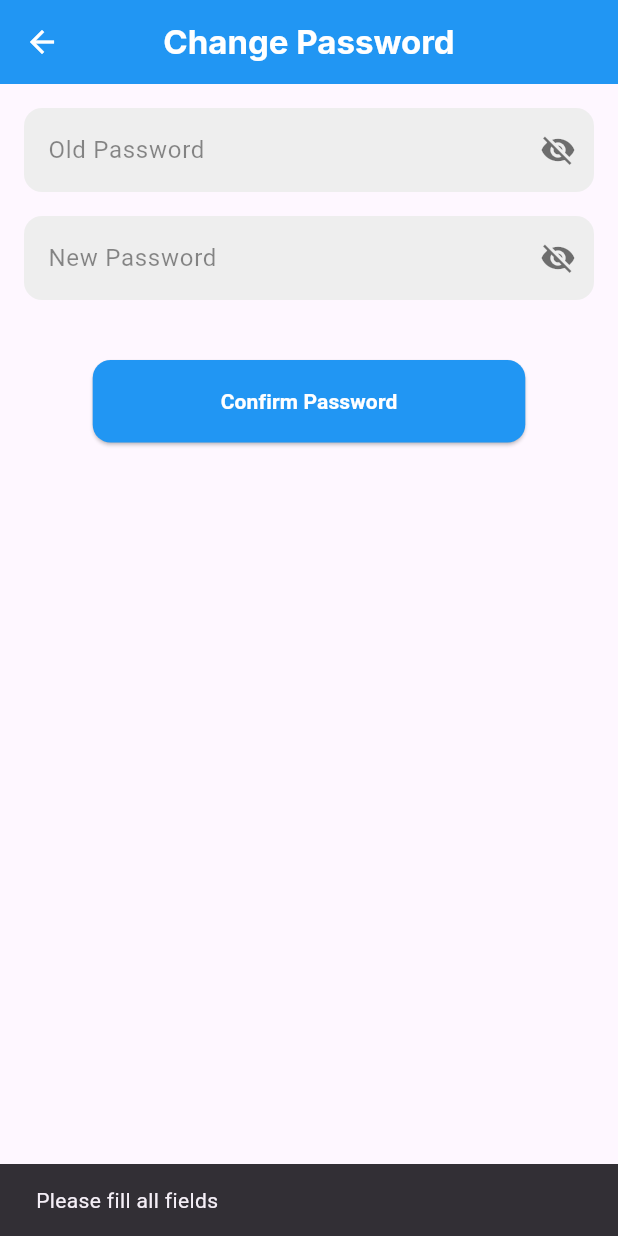
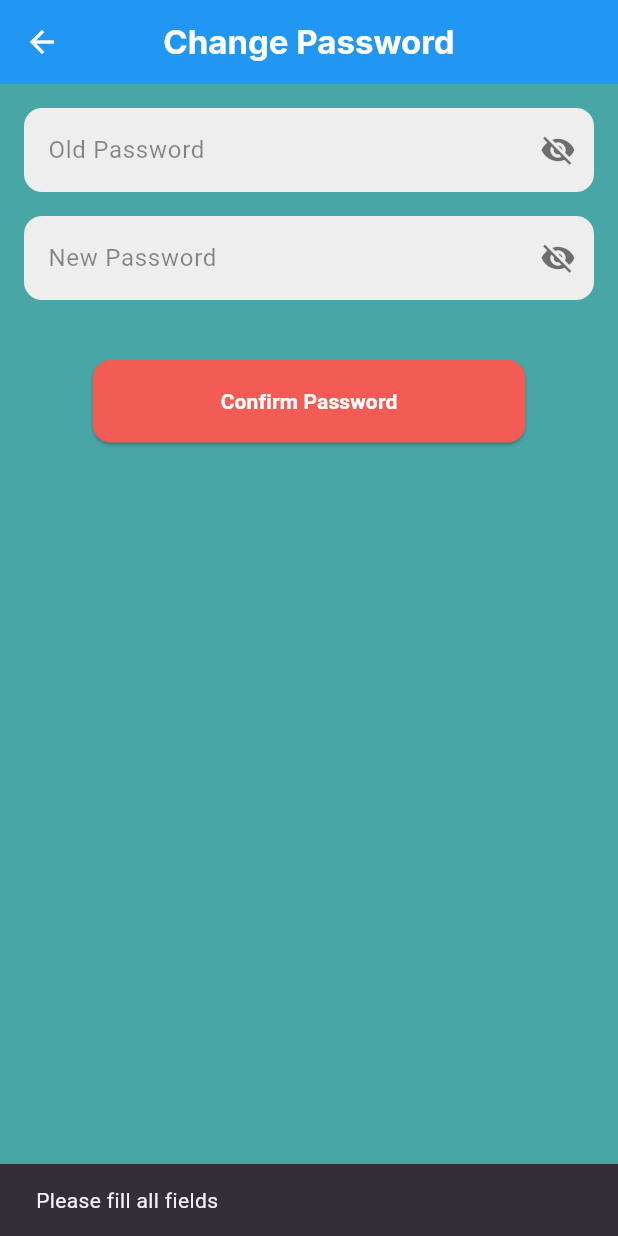
Before and after one commit to osos2511/Hatley-app, a Flutter app: the ChangePasswordPage screen opened by its route, after a tap on "Confirm Password", on a phone screen of 412 x 824 dp. Run offline on Flutter 3.47's test engine with Material 3 defaults, Android fonts, the phone set to English and light mode, and no system bars; our stand-ins replace animated_text_kit, dartz, dio, equatable, flutter_bloc, flutter_rating_bar and 11 more; missing offline and left inert: signalr_netcore; accounts and stored records are empty.

Commit message:
+update-my-app

```diff
--- a/lib/core/colors_manager.dart
+++ b/lib/core/colors_manager.dart
@@ -8,4 +8,6 @@ class ColorsManager {
   static const Color blue = Colors.blue;
   static const Color blackShadow = Colors.black26;
   static const Color black = Colors.black;
+  static const Color primaryColorApp =Color(0XFF48A6A7);
+  static const Color buttonColorApp = Color(0xffF25C54);
 }
--- a/lib/core/routes_manager.dart
+++ b/lib/core/routes_manager.dart
@@ -7,7 +7,7 @@ import 'package:hatley/presentation/screens/home/home_drawer/pages/all_tracking_
 import 'package:hatley/presentation/screens/home/make_orders/make_orders.dart';
 import 'package:hatley/presentation/screens/splash/splash.dart';
 import '../presentation/screens/auth/forgot_password.dart';
-import '../presentation/screens/auth/otp.dart';
+import '../presentation/screens/auth/verify_otp.dart';
 import '../presentation/screens/auth/reset_password.dart';
 import '../presentation/screens/auth/sign_in.dart';
 import '../presentation/screens/auth/sign_up.dart';
@@ -45,11 +45,11 @@ class RoutesManager {
         }
       case forgotPassRoute:
         {
-          return MaterialPageRoute(builder: (context) => EnterEmailOrPass());
+          return MaterialPageRoute(builder: (context) => ForgotPassword());
         }
       case otpRoute:
         {
-          return MaterialPageRoute(builder: (context) => Otp());
+          return MaterialPageRoute(builder: (context) => VerifyOtp());
         }
       case resetPassRoute:
         {
--- a/lib/main.dart
+++ b/lib/main.dart
@@ -1,6 +1,7 @@
 import 'package:flutter/material.dart';
 import 'package:flutter_bloc/flutter_bloc.dart';
 import 'package:flutter_screenutil/flutter_screenutil.dart';
+import 'package:hatley/core/colors_manager.dart';
 import 'package:hatley/presentation/cubit/feedback_cubit/feedback_cubit.dart';
 import 'package:hive_flutter/hive_flutter.dart';
 import 'package:path_provider/path_provider.dart';
@@ -65,6 +66,7 @@ class MyApp extends StatelessWidget {
           debugShowCheckedModeBanner: false,
           onGenerateRoute: RoutesManager.router,
           initialRoute: initialRoute,
+          theme: ThemeData(scaffoldBackgroundColor: ColorsManager.primaryColorApp),
         ),
       ),
     );
--- a/lib/presentation/screens/auth/sign_in.dart
+++ b/lib/presentation/screens/auth/sign_in.dart
@@ -2,14 +2,17 @@ import 'package:flutter/material.dart';
 import 'package:flutter_bloc/flutter_bloc.dart';
 import 'package:google_fonts/google_fonts.dart';
 import 'package:hatley/core/routes_manager.dart';
-import 'package:hatley/core/success_dialog.dart';
+import 'package:hatley/presentation/screens/auth/widgets/custom_auth_button.dart';
 import 'package:hatley/presentation/screens/auth/widgets/custom_button.dart';
 import 'package:hatley/presentation/screens/auth/widgets/custom_text_field.dart';
+import 'package:hatley/presentation/screens/auth/widgets/custom_toast.dart';
 import '../../../core/colors_manager.dart';
 import '../../cubit/auth_cubit/auth_cubit.dart';
 import '../../cubit/auth_cubit/auth_state.dart';
 import 'package:shared_preferences/shared_preferences.dart';
 import 'package:hatley/core/local/token_storage.dart';
+import 'package:fluttertoast/fluttertoast.dart';
+
 
 class SignInScreen extends StatefulWidget {
   const SignInScreen({super.key});
@@ -63,19 +66,9 @@ class _SignInScreenState extends State<SignInScreen> {
     final screenSize = MediaQuery.of(context).size;
 
     return Scaffold(
-      body: Container(
+      body: SizedBox(
         width: double.infinity,
         height: screenSize.height,
-        decoration: BoxDecoration(
-          gradient: LinearGradient(
-            colors: [
-              ColorsManager.primaryGradientStart,
-              ColorsManager.primaryGradientEnd,
-            ],
-            begin: Alignment.topCenter,
-            end: Alignment.bottomCenter,
-          ),
-        ),
         child: SingleChildScrollView(
           padding: const EdgeInsets.symmetric(horizontal: 24, vertical: 60),
           child: Column(
@@ -84,7 +77,7 @@ class _SignInScreenState extends State<SignInScreen> {
               Text(
                 'Welcome to Hatley',
                 style: GoogleFonts.exo2(
-                  color: ColorsManager.white,
+                  color: ColorsManager.buttonColorApp,
                   fontSize: 26,
                   fontWeight: FontWeight.bold,
                   shadows: const [
@@ -135,11 +128,11 @@ class _SignInScreenState extends State<SignInScreen> {
                         return null;
                       },
                     ),
-                    const SizedBox(height: 10),
+                    const SizedBox(height: 15),
                     Align(
                       alignment: Alignment.centerRight,
-                      child: TextButton(
-                        onPressed: () {
+                      child: GestureDetector(
+                        onTap: () {
                           Navigator.pushNamed(
                             context,
                             RoutesManager.forgotPassRoute,
@@ -154,74 +147,63 @@ class _SignInScreenState extends State<SignInScreen> {
                     const SizedBox(height: 40),
                     BlocConsumer<AuthCubit, AuthState>(
                       listener: (context, state) async {
-                        if (state is SignInLoading) {
-                          showDialog(
-                            context: context,
-                            barrierDismissible: false,
-                            builder: (context) => const Center(
-                              child: CircularProgressIndicator(
-                                color: Colors.white,
-                              ),
-                            ),
-                          );
-                        } else {
-                          if (mounted && Navigator.canPop(context)) {
-                            Navigator.of(context, rootNavigator: true).pop();
-                          }
-                        }
-
                         if (state is SignInSuccess) {
-                          showSuccessDialog(
-                            context,
-                            "Logged In Successfully",
-                            nextRoute: RoutesManager.homeRoute,
-                          );
+                          Navigator.pushReplacementNamed(context, RoutesManager.homeRoute);
                         } else if (state is SignInFailure) {
-                          final prefs = await SharedPreferences.getInstance();
-                          final TokenStorage tokenStorage = TokenStorageImpl(prefs);
-                          await tokenStorage.saveEmail("");
-                          print("⚠️ Sign-in failed, email cleared from storage.");
-
-                          ScaffoldMessenger.of(context).showSnackBar(
-                            SnackBar(content: Text(state.errorMessage)),
+                          CustomToast.show(
+                            message: "Login failed. Please try again",
                           );
                         }
                       },
                       builder: (context, state) {
-                        return CustomButton(
-                          bgColor: ColorsManager.white,
-                          foColor: ColorsManager.blue,
-                          onPressed: () async { // جعل الدالة onPressed async
+                        final isLoading = state is SignInLoading;
+
+                        return CustomAuthButton(
+                          text: 'Sign In',
+                          isLoading: isLoading,
+                          onPressed: isLoading
+                              ? null
+                              : () async {
                             if (_formKey.currentState!.validate()) {
-                              // **** إضافة الكود لحفظ البريد الإلكتروني هنا ****
-                              // حفظ البريد الإلكتروني الذي تم إدخاله في SharedPreferences
-                              // قبل محاولة تسجيل الدخول
                               final prefs = await SharedPreferences.getInstance();
                               final TokenStorage tokenStorage = TokenStorageImpl(prefs);
                               await tokenStorage.saveEmail(emailController.text.trim());
-                              print("📧 Email saved to storage BEFORE sign-in attempt: ${emailController.text.trim()}");
-                              // ************************************************
-
                               context.read<AuthCubit>().signIn(
                                 email: emailController.text.trim(),
                                 password: passwordController.text.trim(),
                               );
                             }
                           },
-                          text: 'Sign In',
                         );
                       },
                     ),
                     const SizedBox(height: 20),
-                    TextButton(
-                      onPressed: () {
-                        Navigator.pushNamed(context, RoutesManager.signUpRoute);
-                      },
-                      child: const Text(
-                        "Don't have an account? Sign Up",
-                        style: TextStyle(color: ColorsManager.white),
-                      ),
+                    Row(
+                      mainAxisAlignment: MainAxisAlignment.center,
+                      children: [
+                        const Text(
+                          "Don't have an account? ",
+                          style: TextStyle(
+                            color: Colors.white,
+                            fontSize: 14,
+                          ),
+                        ),
+                        GestureDetector(
+                          onTap: () {
+                            Navigator.pushNamed(context, RoutesManager.signUpRoute);
+                          },
+                          child:  Text(
+                            "Sign Up",
+                            style: TextStyle(
+                              color: Colors.white,
+                              fontSize: 14,
+                              fontWeight: FontWeight.bold,
+                            ),
+                          ),
+                        ),
+                      ],
                     ),
+
                   ],
                 ),
               ),
--- /dev/null
+++ b/lib/presentation/screens/auth/widgets/custom_auth_button.dart
@@ -0,0 +1,47 @@
+import 'package:flutter/material.dart';
+import 'package:hatley/core/colors_manager.dart';
+
+class CustomAuthButton extends StatelessWidget {
+  final String text;
+  final VoidCallback? onPressed;
+  final bool isLoading;
+
+  const CustomAuthButton({
+    super.key,
+    required this.text,
+    required this.onPressed,
+    this.isLoading = false,
+  });
+
+  @override
+  Widget build(BuildContext context) {
+    return ElevatedButton(
+      onPressed: isLoading ? null : onPressed,
+      style: ElevatedButton.styleFrom(
+        backgroundColor: ColorsManager.buttonColorApp,
+        disabledBackgroundColor: ColorsManager.buttonColorApp,
+        disabledForegroundColor: Colors.white,
+        minimumSize: const Size(double.infinity, 50),
+        shape: RoundedRectangleBorder(
+          borderRadius: BorderRadius.circular(12),
+        ),
+      ),
+      child: isLoading
+          ? const SizedBox(
+        width: 24,
+        height: 24,
+        child: CircularProgressIndicator(
+          color: Colors.white,
+          strokeWidth: 2,
+        ),
+      )
+          : Text(
+        text,
+        style: const TextStyle(
+          color: Colors.white,
+          fontSize: 16,
+        ),
+      ),
+    );
+  }
+}
--- a/lib/presentation/screens/auth/widgets/custom_button.dart
+++ b/lib/presentation/screens/auth/widgets/custom_button.dart
@@ -1,18 +1,19 @@
 import 'package:flutter/material.dart';
+import 'package:hatley/core/colors_manager.dart';
 
 class CustomButton extends StatelessWidget {
   final VoidCallback onPressed;
   final String text;
-  final Color bgColor;
-  final Color foColor;
+  // final Color bgColor;
+  // final Color foColor;
 
 
   const CustomButton({
     super.key,
     required this.onPressed,
     required this.text,
-    required this.foColor,
-    required this.bgColor
+    // required this.foColor,
+    // required this.bgColor
   });
 
   @override
@@ -21,8 +22,8 @@ class CustomButton extends StatelessWidget {
     return ElevatedButton(
       onPressed: onPressed,
       style: ElevatedButton.styleFrom(
-        backgroundColor: bgColor,
-        foregroundColor: foColor,
+        backgroundColor: ColorsManager.buttonColorApp,
+        foregroundColor: ColorsManager.white,
         minimumSize: Size(screenSize.width * 0.7, 55),
         shape: RoundedRectangleBorder(
           borderRadius: BorderRadius.circular(12),
--- a/lib/presentation/screens/auth/widgets/custom_text_field.dart
+++ b/lib/presentation/screens/auth/widgets/custom_text_field.dart
@@ -34,11 +34,13 @@ class _CustomTextFieldState extends State<CustomTextField> {
   @override
   Widget build(BuildContext context) {
     return TextFormField(
+
       controller: widget.controller,
       obscureText: _obscureText,
       validator: widget.validator,
       style: const TextStyle(color: Colors.white),
       decoration: InputDecoration(
+
         prefixIcon: Icon(widget.icon, color: Colors.white70),
         suffixIcon: widget.isPassword
             ? IconButton(
@@ -55,11 +57,17 @@ class _CustomTextFieldState extends State<CustomTextField> {
             : null,
         hintText: widget.hint,
         hintStyle: const TextStyle(color: Colors.white54),
-        filled: true,
-        fillColor: Colors.white10,
         border: OutlineInputBorder(
           borderRadius: BorderRadius.circular(12),
-          borderSide: BorderSide.none,
+          borderSide: const BorderSide(color: Colors.white54, width: 1),
+        ),
+        enabledBorder: OutlineInputBorder(
+          borderRadius: BorderRadius.circular(12),
+          borderSide: const BorderSide(color: Colors.white38, width: 1),
+        ),
+        focusedBorder: OutlineInputBorder(
+          borderRadius: BorderRadius.circular(12),
+          borderSide: const BorderSide(color: Colors.white70, width: 1.5),
         ),
       ),
     );
--- a/lib/presentation/screens/home/home_drawer/pages/change_password.dart
+++ b/lib/presentation/screens/home/home_drawer/pages/change_password.dart
@@ -120,8 +120,7 @@ class _ChangePasswordPageState extends State<ChangePasswordPage> {
                               );
                             },
                     text: isLoading ? 'Loading...' : 'Confirm Password',
-                    foColor: Colors.white,
-                    bgColor: Colors.blue,
+
                   ),
                 ],
               ),
--- a/lib/presentation/screens/home/home_drawer/pages/home.dart
+++ b/lib/presentation/screens/home/home_drawer/pages/home.dart
@@ -195,8 +195,6 @@ class _HomeState extends State<Home> {
                       SizedBox(height: 24.h),
                       Center(
                         child: CustomButton(
-                          bgColor: ColorsManager.white,
-                          foColor: ColorsManager.blue,
                           onPressed: () {
                             Navigator.of(
                               context,
--- a/lib/presentation/screens/home/home_drawer/pages/profile.dart
+++ b/lib/presentation/screens/home/home_drawer/pages/profile.dart
@@ -171,8 +171,7 @@ class Profile extends StatelessWidget {
                               );
                             },
                             text: 'Update Profile',
-                            bgColor: ColorsManager.blue,
-                            foColor: ColorsManager.white,
+
                           ),
                           const SizedBox(height: 10),
                           CustomButton(
@@ -182,8 +181,7 @@ class Profile extends StatelessWidget {
                               ).pushNamed(RoutesManager.changePasswordRoute);
                             },
                             text: 'Change Password',
-                            bgColor: ColorsManager.blue,
-                            foColor: ColorsManager.white,
+
                           ),
                         ],
                       ),
--- a/pubspec.yaml
+++ b/pubspec.yaml
@@ -54,6 +54,7 @@ dependencies:
   image_picker: ^1.1.2
   equatable: ^2.0.7
   flutter_rating_bar: ^4.0.1
+  fluttertoast: ^8.2.12
 
 dev_dependencies:
   flutter_test:
```
Also changed, not shown: lib/core/success_dialog.dart (+5 -8 lines), lib/presentation/screens/auth/forgot_password.dart (+33 -49 lines), lib/presentation/screens/auth/reset_password.dart (+22 -30 lines), lib/presentation/screens/auth/sign_up.dart (+52 -62 lines), lib/presentation/screens/auth/verify_otp.dart (renamed from lib/presentation/screens/auth/otp.dart, +38 -53 lines), lib/presentation/screens/auth/widgets/custom_toast.dart (added, +24 -0 lines), lib/presentation/screens/splash/splash.dart (+4 -7 lines), pubspec.lock.
